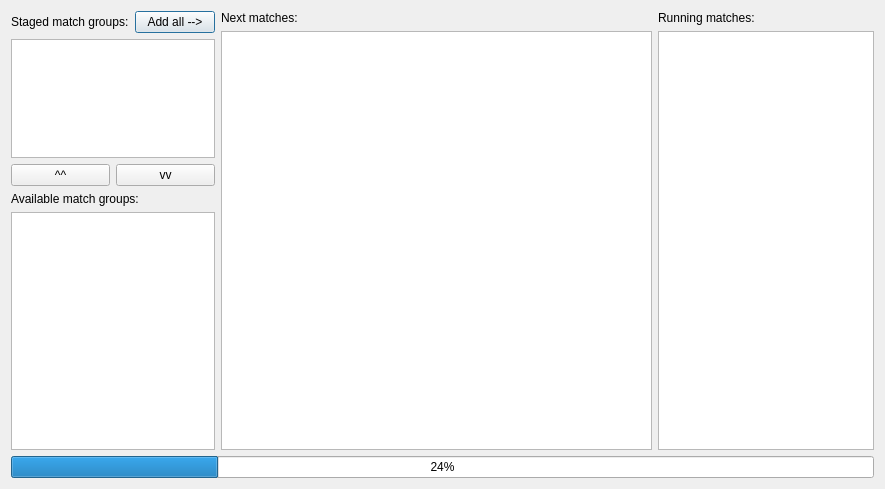
probonopd/QTournament, file ui/ScheduleTabWidget.ui: the form before one commit.
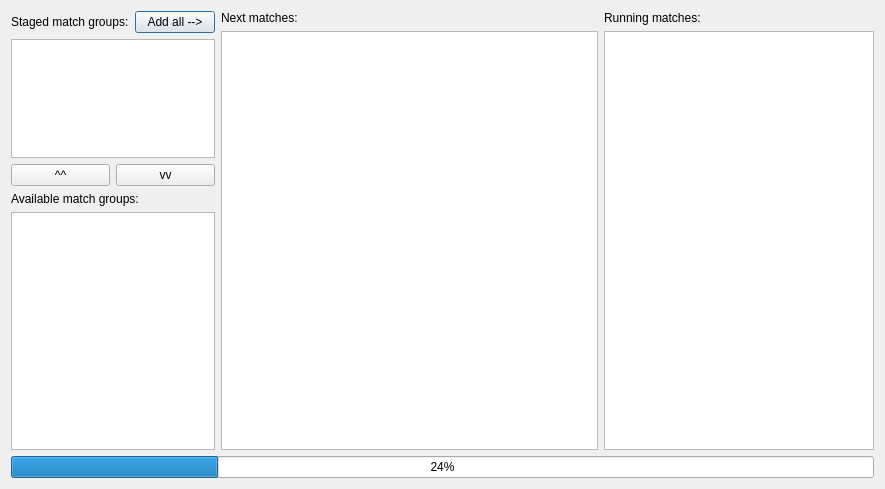
The form after the commit. Custom widgets are drawn as their Qt base class.

Patch:
```diff
--- a/ui/ScheduleTabWidget.ui
+++ b/ui/ScheduleTabWidget.ui
@@ -17,7 +17,7 @@
    <item>
     <layout class="QVBoxLayout" name="verticalLayout" stretch="5,0">
      <item>
-      <layout class="QHBoxLayout" name="horizontalLayout_5" stretch="2,8,4">
+      <layout class="QHBoxLayout" name="horizontalLayout_5" stretch="2,7,5">
        <item>
         <layout class="QVBoxLayout" name="verticalLayout_3">
          <item>
```
